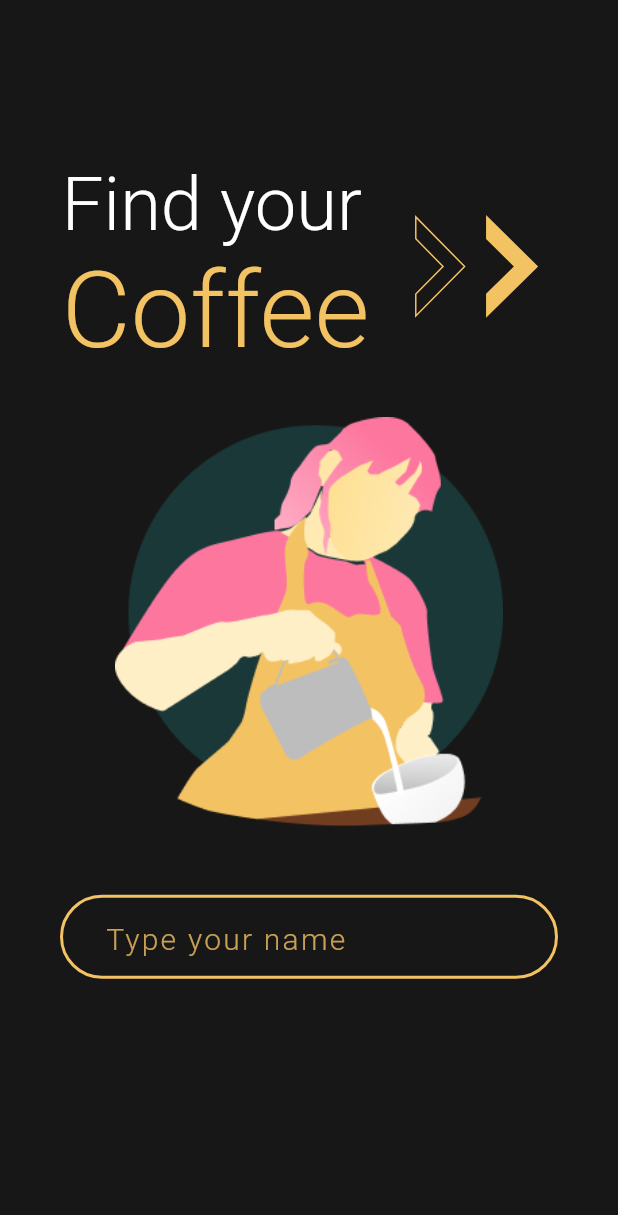
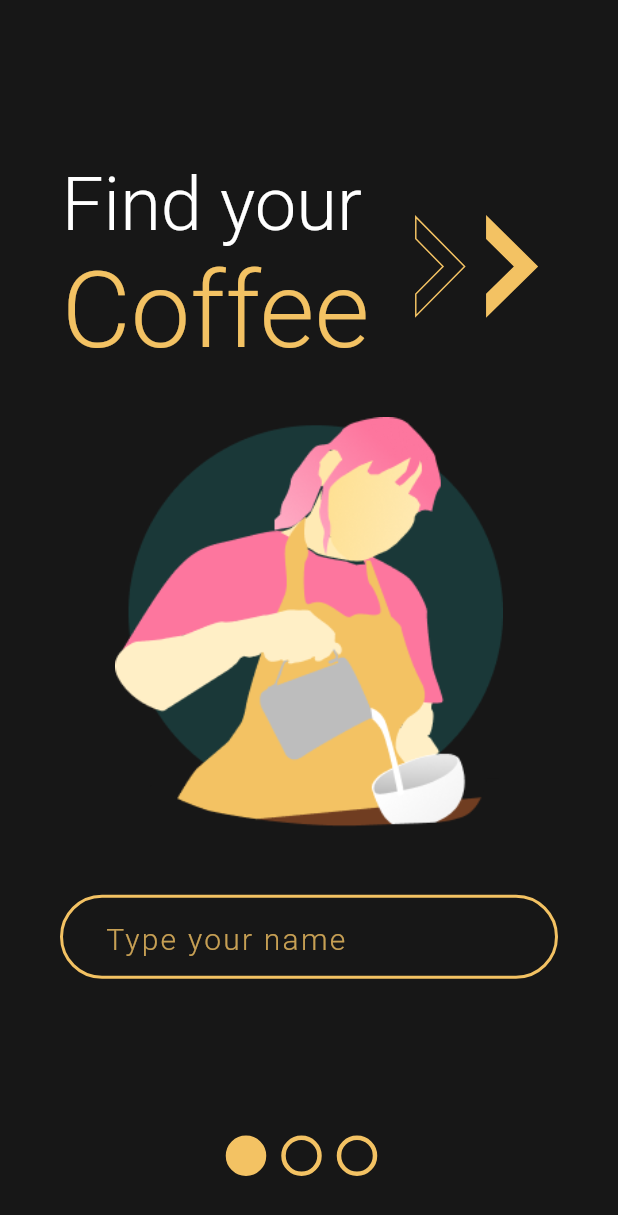
Before and after one commit to robertrobotics/cup_of_mood_app, a Flutter app: the screen it shows after launch, on a phone screen of 412 x 824 dp. Shown: the top 1215 px of the screen. Run offline on Flutter 3.47's test engine with Material 2 defaults, Android fonts, the phone set to English and light mode, and no system bars; our stand-ins replace flutter_svg.

Commit message:
First onboarding screen finished + bottom indicators + onboarding state provider implementation.

```diff
--- /dev/null
+++ b/lib/screens/onboarding/change_notifiers/user_preferences_info_provider.dart
@@ -0,0 +1,12 @@
+import 'package:flutter/material.dart';
+
+class UserPreferencesInfoProvider extends ChangeNotifier {
+  String _username;
+
+  void setUserName(String name) {
+    _username = name ?? "";
+    notifyListeners();
+  }
+
+  String get username => _username;
+}
--- a/lib/screens/onboarding/components/first_onboarding_screen.dart
+++ b/lib/screens/onboarding/components/first_onboarding_screen.dart
@@ -1,13 +1,14 @@
 import 'package:cup_of_mood_mobile/components/inputs/text_input.dart';
+import 'package:flutter/gestures.dart';
 import 'package:flutter/material.dart';
 import 'package:flutter/services.dart';
 import 'package:flutter_svg/flutter_svg.dart';
 import '../../../constants.dart';
 
 class FirstOnboardingScreen extends StatefulWidget {
-  final Function(String) usernameUpdatedCallback;
+  final Function(String) updateUsernameCallback;
 
-  const FirstOnboardingScreen({Key key, @required this.usernameUpdatedCallback})
+  const FirstOnboardingScreen({Key key, @required this.updateUsernameCallback})
       : super(key: key);
 
   @override
@@ -23,9 +24,8 @@ class _FirstOnboardingScreenState extends State<FirstOnboardingScreen> {
   void initState() {
     super.initState();
 
-    // listen to textbox's events
     _usernameTextBoxController.addListener(() {
-      widget.usernameUpdatedCallback(
+      widget.updateUsernameCallback(
           _usernameTextBoxController.text.toUpperCase());
     });
   }
@@ -54,10 +54,11 @@ class _FirstOnboardingScreenState extends State<FirstOnboardingScreen> {
       },
       child: Scaffold(
         backgroundColor: kBackgroundColor,
+        resizeToAvoidBottomPadding: false,
         body: AnnotatedRegion<SystemUiOverlayStyle>(
           value: SystemUiOverlayStyle.light,
-          child: Container(
-            child: SingleChildScrollView(
+          child: Column(children: [
+            SingleChildScrollView(
               child: Column(
                 crossAxisAlignment: CrossAxisAlignment.stretch,
                 children: <Widget>[
@@ -115,7 +116,7 @@ class _FirstOnboardingScreenState extends State<FirstOnboardingScreen> {
                   ),
                   Padding(
                     padding: const EdgeInsets.only(
-                        left: 40.0, right: 40.0, top: 30.0, bottom: 10),
+                        left: 40.0, right: 40.0, top: 30.0),
                     child: TextBox(
                       hintText: 'Type your name',
                       controller: _usernameTextBoxController,
@@ -124,9 +125,21 @@ class _FirstOnboardingScreenState extends State<FirstOnboardingScreen> {
                 ],
               ),
             ),
-          ),
+          ]),
         ),
       ),
     );
   }
+
+  Container buildNavigationDot({bool active = false}) {
+    return Container(
+      margin: EdgeInsets.only(right: 10),
+      height: 27,
+      width: 27,
+      decoration: BoxDecoration(
+          color: active ? kGoldenPrimaryColor : Colors.transparent,
+          border: Border.all(width: 2, color: kGoldenPrimaryColor),
+          borderRadius: BorderRadius.circular(13)),
+    );
+  }
 }
--- a/lib/screens/onboarding/components/onboarding_screen.dart
+++ b/lib/screens/onboarding/components/onboarding_screen.dart
@@ -1,6 +1,9 @@
+import 'package:cup_of_mood_mobile/constants.dart';
+import 'package:cup_of_mood_mobile/screens/onboarding/change_notifiers/user_preferences_info_provider.dart';
 import 'package:cup_of_mood_mobile/screens/onboarding/components/first_onboarding_screen.dart';
 import 'package:cup_of_mood_mobile/screens/onboarding/components/second_onboarding_screen.dart';
 import 'package:flutter/material.dart';
+import 'package:provider/provider.dart';
 
 class OnboardingScreen extends StatefulWidget {
   @override
@@ -8,31 +11,69 @@ class OnboardingScreen extends StatefulWidget {
 }
 
 class _OnboardingScreenState extends State<OnboardingScreen> {
+  final PageController _pageController = PageController(initialPage: 0);
+  int _numberOfPages = 3;
   int _currentPage = 0;
-  final PageController _pageController = PageController(initialPage: 0);
-  final int _numberOfPages = 3;
-
-  String _selectedUsername;
-
-  void updateUsername(String username) {
-    setState(() {
-      _selectedUsername = username;
-    });
-  }
 
   // Build actual widget
   @override
   Widget build(BuildContext context) {
-    return PageView(
+    return ChangeNotifierProvider<UserPreferencesInfoProvider>(
+      create: (context) => UserPreferencesInfoProvider(),
+      child: Consumer<UserPreferencesInfoProvider>(
+          builder: (context, provider, child) {
+        return Container(
+          color: kBackgroundColor,
+          child: Column(
+            children: [
+              Expanded(
+                child: PageView(
+                  onPageChanged: (value) {
+                    setState(() {
+                      _currentPage = value;
+                    });
+                  },
                   controller: _pageController,
                   scrollDirection: Axis.horizontal,
                   children: [
                     FirstOnboardingScreen(
-          usernameUpdatedCallback: updateUsername,
+                      updateUsernameCallback: (username) {
+                        if (username != null || username != "") {
+                          provider.setUserName(username);
+                        }
+                      },
                     ),
-        SecondOnboardingScreen(username: _selectedUsername),
-        FirstOnboardingScreen()
+                    SecondOnboardingScreen(username: provider.username)
                   ],
+                ),
+              ),
+              Container(
+                margin: EdgeInsets.only(bottom: 40.0),
+                color: kBackgroundColor,
+                child: Row(
+                    mainAxisAlignment: MainAxisAlignment.center,
+                    children: List.generate(
+                        _numberOfPages,
+                        (index) =>
+                            buildNavigationDot(active: index == _currentPage))),
+              ),
+            ],
+          ),
+        );
+      }),
+    );
+  }
+
+  AnimatedContainer buildNavigationDot({bool active = false}) {
+    return AnimatedContainer(
+      margin: EdgeInsets.only(right: 10),
+      height: 27,
+      width: 27,
+      decoration: BoxDecoration(
+          color: active ? kGoldenPrimaryColor : Colors.transparent,
+          borderRadius: BorderRadius.circular(14),
+          border: Border.all(width: 3, color: kGoldenPrimaryColor)),
+      duration: Duration(milliseconds: 200),
     );
   }
 }
--- a/pubspec.yaml
+++ b/pubspec.yaml
@@ -28,6 +28,7 @@ dependencies:
   # The following adds the Cupertino Icons font to your application.
   # Use with the CupertinoIcons class for iOS style icons.
   cupertino_icons: ^1.0.0
+  provider: ^4.3.2+3
   flutter_svg: ^0.19.0
 
 dev_dependencies:
```
Also changed, not shown: pubspec.lock. Lines whose indentation alone changed are shown as unchanged.
